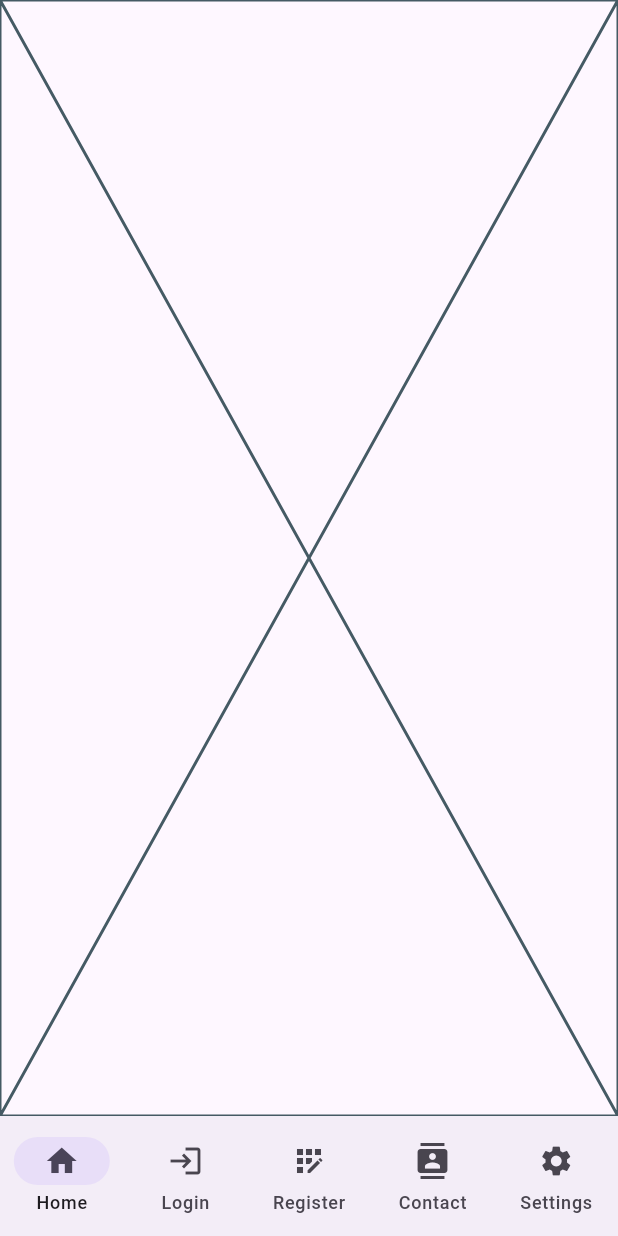
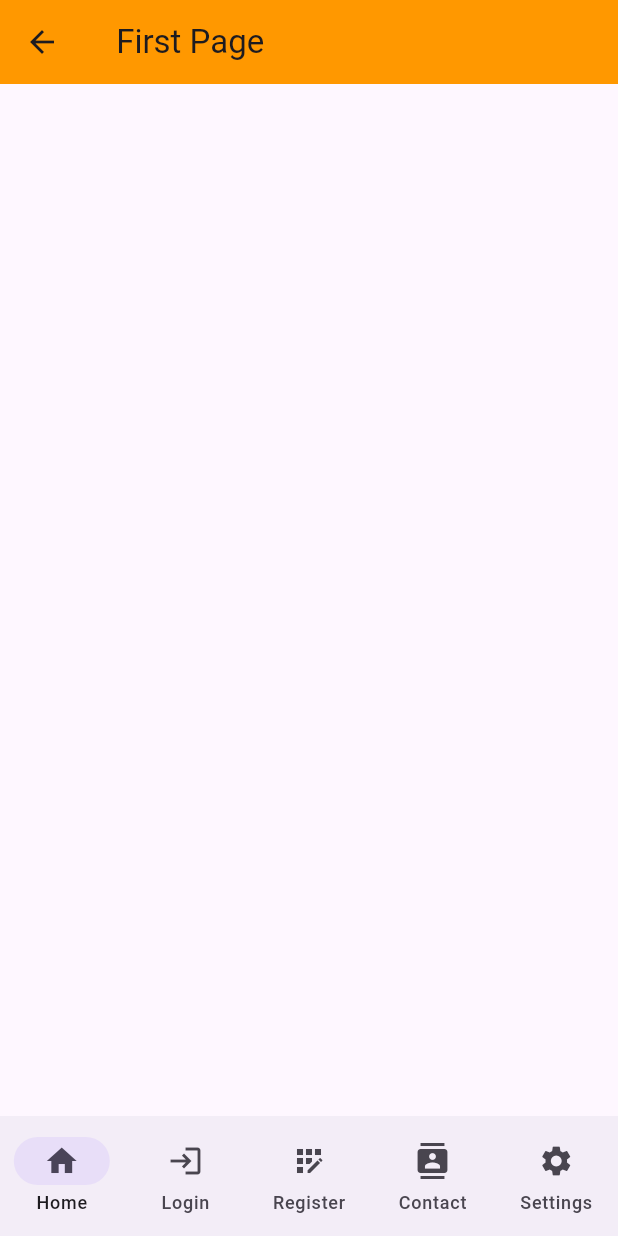
Before and after one commit to beautybird/Parallax-goRouter-Provider, a Flutter app: the SupplementPage screen opened by its route, on a phone screen of 412 x 824 dp. Run offline on Flutter 3.47's test engine with Material 3 defaults, Android fonts, the phone set to English and light mode, and no system bars; our stand-ins replace animated_text_kit, another_flushbar, cached_network_image, clay_containers, easy_localization, flutter_secure_storage and 7 more; missing offline and left inert: carbon_icons, contactus, flutter_dropdown, latlng, map, password_dart and 1 more; accounts and stored records are empty.

Commit message:
9th commit

```diff
--- a/lib/src/products/supplement_page.dart
+++ b/lib/src/products/supplement_page.dart
@@ -5,7 +5,7 @@ import 'package:flutter/material.dart';
 import 'package:provider/provider.dart';
 
 class SupplementPage extends StatefulWidget {
-  static const routeName = "/supplementRoute";
+  static const routeName = "/firstRoute";
   final SettingsController? controller;
   final String? label;
   const SupplementPage({super.key, this.label, this.controller});
@@ -15,12 +15,13 @@ class SupplementPage extends StatefulWidget {
 }
 
 class _SupplementPageState extends State<SupplementPage> {
-
   ///Locale
   LocaleProvider? localeProvider;
   String? selectedLocaleCode;
+
   ///Products provider
   ProductsSearchProvider? productsSearchProvider;
+
   ///
 
   @override
@@ -43,6 +44,14 @@ class _SupplementPageState extends State<SupplementPage> {
     //
     productsSearchProvider = Provider.of<ProductsSearchProvider>(context);
     //
-    return const Placeholder();
+    return Scaffold(
+      appBar: AppBar(
+        title: Text(
+          ' First Page',
+          textAlign: TextAlign.center,
+        ),
+        backgroundColor: Colors.orange,
+      ),
+    );
   }
 }
--- a/lib/src/routing_conf/routings.dart
+++ b/lib/src/routing_conf/routings.dart
@@ -68,35 +68,37 @@ final goRouter = GoRouter(
                     ),
                 routes: [
                   GoRoute(
-                    path: 'supplementRoute',
+                    path: 'firstRoute',
                     parentNavigatorKey: _shellNavigatorHomeKey,
                     pageBuilder: (context, state) => NoTransitionPage(
                       child: SupplementScreen(
-                          label: 'supplement',
-                          detailsPath: '/a/supplementRoute'),
+                          label: 'first',
+                          detailsPath: '/a/firstRoute'),
                     ),
                     routes: [
                       GoRoute(
-                        path: 'supplementRoute',
+                        path: 'firstRoute',
                         parentNavigatorKey: _shellNavigatorHomeKey,
                         builder: (context, state) =>
-                            const SupplementPage(label: 'supplement'),
+                            const SupplementPage(label: 'first'),
                       ),
                     ],
                   ),
                   GoRoute(
-                    path: 'skincareRoute',
+                    path: 'secondRoute',
                     parentNavigatorKey: _shellNavigatorHomeKey,
                     pageBuilder: (context, state) => NoTransitionPage(
                       child: SkincareScreen(
-                          label: 'skincare', detailsPath: '/a/skincareRoute'),
+                        label: 'second',
+                        detailsPath: '/a/secondRoute',
+                      ),
                     ),
                     routes: [
                       GoRoute(
-                        path: 'skincareRoute',
+                        path: 'secondRoute',
                         parentNavigatorKey: _shellNavigatorHomeKey,
                         builder: (context, state) =>
-                            const SkincarePage(label: 'skincare'),
+                            const SkincarePage(label: 'second'),
                       ),
                     ],
                   ),
@@ -200,8 +202,8 @@ final goRouter = GoRouter(
             GoRoute(
               path: '/e',
               pageBuilder: (context, state) => const NoTransitionPage(
-                child:
-                    SettingsRootScreen(label: 'E', detailsPath: '/e/shareappPage'),
+                child: SettingsRootScreen(
+                    label: 'E', detailsPath: '/e/shareappPage'),
               ),
               routes: [
                 GoRoute(
@@ -436,7 +438,7 @@ class SettingsRootScreen extends StatelessWidget {
           Positioned(
             left: MediaQuery.of(context).size.width * 0.4,
             width: 80.0,
-            top:  MediaQuery.of(context).size.height * 0.5,
+            top: MediaQuery.of(context).size.height * 0.5,
             height: 70.0,
             child: //Share App
                 Container(
@@ -475,8 +477,7 @@ class SettingsRootScreen extends StatelessWidget {
                     color: Colors.white,
                   ),
                   iconSize: 25.0,
-                      onPressed: () =>
-                          context.go( detailsPath!),
+                  onPressed: () => context.go(detailsPath!),
                 ),
               ),
             ),
```
Also changed, not shown: lib/src/parallax/cards.dart (+17 -13 lines), lib/src/products/skincare_page.dart (+13 -3 lines), 2 other files. Lines whose indentation alone changed are shown as unchanged.
